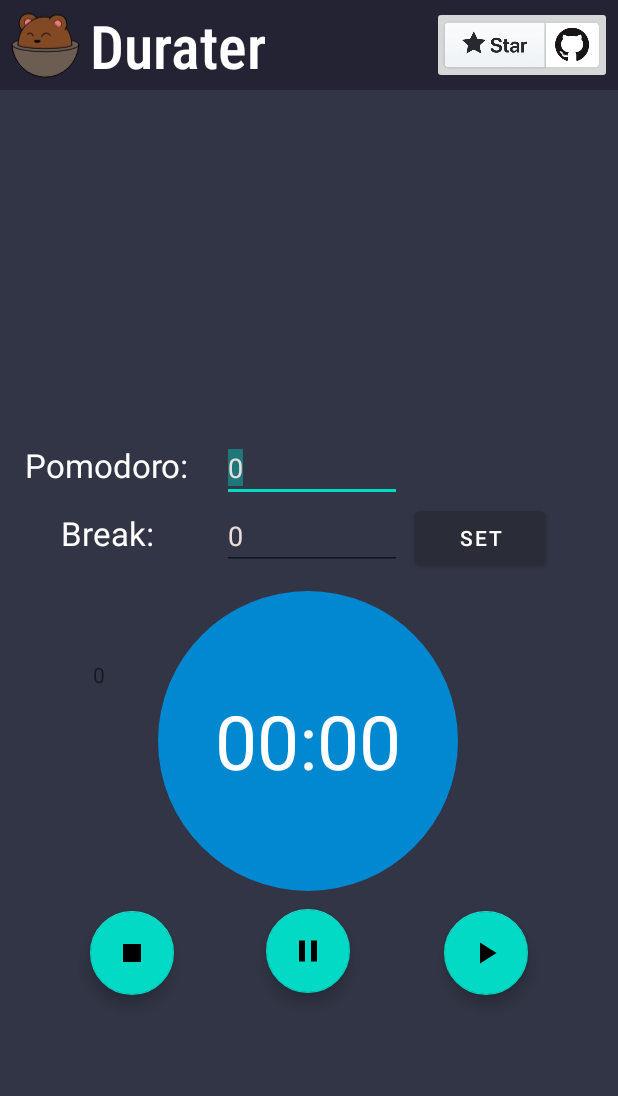
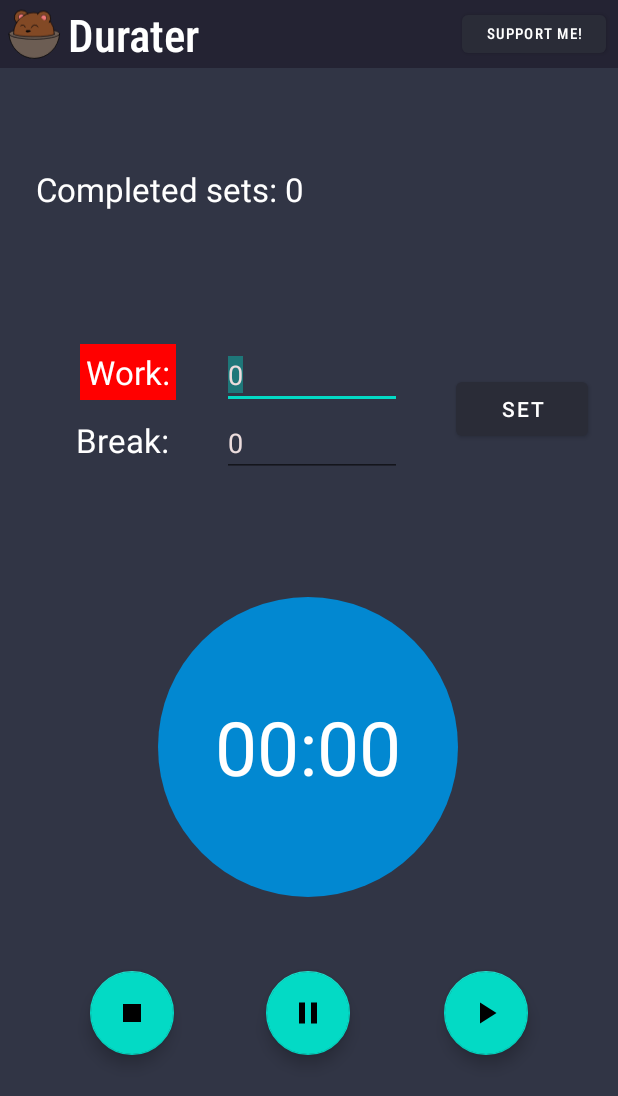
Before and after one commit to uday-sudo/durater, an Android app: the Pomodoro screen opened directly, with no data from a screen before it, after a tap on an icon or button, on a phone screen of 412 x 824 dp. Shown: the top 1096 px of the screen. Run offline under Robolectric (Android 15) with nearby library versions, the phone set to English and light mode, and no system bars.

Commit message:
Fixed so many issues

```diff
--- a/app/app/src/main/AndroidManifest.xml
+++ b/app/app/src/main/AndroidManifest.xml
@@ -14,12 +14,12 @@
         android:label="@string/app_name"
         android:roundIcon="@mipmap/ic_launcher_round"
         android:supportsRtl="true"
-        android:theme="@style/Theme.Durater"
+        android:theme="@style/GoodTheme"
         tools:targetApi="31">
         <service
             android:name=".ForegroundService"
             android:enabled="true"
-            android:exported="true"></service>
+            android:exported="true" />
         <service android:name=".CountDownService" />
         <activity
             android:name=".Todo"
--- a/app/app/src/main/java/com/example/durater/ForegroundService.kt
+++ b/app/app/src/main/java/com/example/durater/ForegroundService.kt
@@ -58,7 +58,7 @@ class ForegroundService : Service() {
         val notificationIntent = Intent(this, MainActivity::class.java)
         val pendingIntent = PendingIntent.getActivity(
             this,
-            0, notificationIntent, 0
+            0, notificationIntent, PendingIntent.FLAG_IMMUTABLE
         )
         val notification: Notification =
             Builder(this, CHANNEL_ID)
@@ -103,7 +103,7 @@ class ForegroundService : Service() {
 
     companion object {
         const val CHANNEL_ID = "ForegroundServiceChannel"
-        const val COUNTDOWN_BR = "ForegounrdService.countdown_br"
+        const val COUNTDOWN_BR = "ForegroundService.countdown_br"
 
     }
 }
--- a/app/app/src/main/java/com/example/durater/Pomodoro.kt
+++ b/app/app/src/main/java/com/example/durater/Pomodoro.kt
@@ -6,6 +6,9 @@ import android.app.NotificationManager
 import android.app.PendingIntent
 import android.content.*
 import android.content.pm.ActivityInfo
+import android.graphics.Color
+import android.media.MediaPlayer
+import android.net.Uri
 import android.os.Build
 import android.os.Bundle
 import android.os.PowerManager
@@ -42,6 +45,58 @@ class Pomodoro : AppCompatActivity() {
     lateinit var fab_stop : FloatingActionButton
     lateinit var fab_pause : FloatingActionButton
     lateinit var fab_play : FloatingActionButton
+    lateinit var supportButton : Button
+    var workMediaPlayer: MediaPlayer? = null
+    var breakMediaPlayer: MediaPlayer? = null
+
+    //val mediaPlayer = MediaPlayer()
+    //val play_audio_id = resources.getIdentifier("play.mp3", "raw", packageName)
+    //val work_audio_id = resources.getIdentifier("work.mp3", "raw", packageName)
+    // 1. Plays the water sound
+    fun wplaySound() {
+        if (workMediaPlayer == null) {
+            workMediaPlayer = MediaPlayer.create(this, R.raw.work_notify)
+            workMediaPlayer!!.isLooping = false
+            workMediaPlayer!!.start()
+        } else workMediaPlayer!!.start()
+    }
+
+    // 2. Pause playback
+    fun wpauseSound() {
+        if (workMediaPlayer?.isPlaying == true) workMediaPlayer?.pause()
+    }
+
+    // 3. Stops playback
+    fun wstopSound() {
+        if (workMediaPlayer != null) {
+            workMediaPlayer!!.stop()
+            workMediaPlayer!!.release()
+            workMediaPlayer = null
+        }
+    }
+
+    // 1. Plays the water sound
+    fun bplaySound() {
+        if (breakMediaPlayer == null) {
+            breakMediaPlayer = MediaPlayer.create(this, R.raw.break_notify)
+            breakMediaPlayer!!.isLooping = false
+            breakMediaPlayer!!.start()
+        } else breakMediaPlayer!!.start()
+    }
+
+    // 2. Pause playback
+    fun bpauseSound() {
+        if (breakMediaPlayer?.isPlaying == true) breakMediaPlayer?.pause()
+    }
+
+    // 3. Stops playback
+    fun bstopSound() {
+        if (breakMediaPlayer != null) {
+            breakMediaPlayer!!.stop()
+            breakMediaPlayer!!.release()
+            breakMediaPlayer = null
+        }
+    }
 
     private fun createNotificationChannel() {
         // Create the NotificationChannel, but only on API 26+ because
@@ -71,7 +126,12 @@ class Pomodoro : AppCompatActivity() {
         val notificationIntent = Intent(this, Pomodoro::class.java).apply {
             flags = Intent.FLAG_ACTIVITY_NEW_TASK or Intent.FLAG_ACTIVITY_CLEAR_TASK
         }
-        val pendingIntent: PendingIntent = PendingIntent.getActivity(this, 0, notificationIntent, 0)
+        val pendingIntent: PendingIntent = PendingIntent.getActivity(
+            this,
+            0,
+            notificationIntent,
+            PendingIntent.FLAG_IMMUTABLE
+        )
 
         val notification: Notification =
             NotificationCompat.Builder(this, channelId)
@@ -111,6 +171,9 @@ class Pomodoro : AppCompatActivity() {
         fab_stop = findViewById(R.id.fab_stop)
         fab_pause = findViewById(R.id.fab_pause)
         fab_play = findViewById(R.id.fab_play)
+        supportButton = findViewById(R.id.support)
+
+        Log.i("timerapp", "onCreate")
 
         //setSupportActionBar(toolbar)
         //supportActionBar?.setDisplayHomeAsUpEnabled(true)
@@ -119,7 +182,7 @@ class Pomodoro : AppCompatActivity() {
 
         window.addFlags(WindowManager.LayoutParams.FLAG_KEEP_SCREEN_ON)
 
-        textView_completed.setText(completed.toString())
+        textView_completed.setText("Completed sets: "+completed.toString())
 
         createNotificationChannel()
 
@@ -146,6 +209,13 @@ class Pomodoro : AppCompatActivity() {
         timer.breakTimer = savedBreakTimer
         timer.loadWorkTimer()
         textView_countdown.text = timer.displayTime()
+
+        //open buy me a coffee page
+        supportButton.setOnClickListener {
+            val openURL = Intent(Intent.ACTION_VIEW)
+            openURL.data = Uri.parse("https://www.buymeacoffee.com/uday101")
+            startActivity(openURL)
+        }
 
         fab_play.setOnClickListener {
 
@@ -262,6 +332,7 @@ class Pomodoro : AppCompatActivity() {
         super.onResume()
         Log.i("timerapp", "on resume")
         registerReceiver(br, IntentFilter(ForegroundService.COUNTDOWN_BR))
+        //handleCountDown(intent)
 
     }
 
@@ -300,6 +371,7 @@ class Pomodoro : AppCompatActivity() {
     }
 
 
+    /**
     override fun onBackPressed() {
         Log.i("timerapp", "on back button")
         val intent = Intent(Intent.ACTION_MAIN)
@@ -307,6 +379,7 @@ class Pomodoro : AppCompatActivity() {
         intent.flags = Intent.FLAG_ACTIVITY_NEW_TASK
         startActivity(intent)
     }
+    **/
 
     private fun startTimer() {
 
@@ -319,6 +392,11 @@ class Pomodoro : AppCompatActivity() {
                 if (!timer.isPause) {
                     timer.loadBreakTimer()
                 }
+                // Change the color of textview to reflect current workstate
+                textView_break.setBackgroundColor(Color.parseColor("#FF0000"))
+                textView_pomodoro.setBackgroundColor(Color.parseColor("#00000000"))
+                // Play notification sound
+                bplaySound()
 
             }
             WorkState.Work -> {
@@ -334,6 +412,10 @@ class Pomodoro : AppCompatActivity() {
                     Log.i("timerapp", "resume timer from  ${timer.displayTime()}")
                     makeToast("Resume with  ${timer.displayTime()}")
                 }
+                textView_break.setBackgroundColor(Color.parseColor("#00000000"))
+                textView_pomodoro.setBackgroundColor(Color.parseColor("#FF0000"))
+                // Play notification sound
+                wplaySound()
             }
         }
 
@@ -364,7 +446,7 @@ class Pomodoro : AppCompatActivity() {
                     WorkState.Work -> {
 
                         completed++
-                        textView_completed.setText(completed.toString())
+                        textView_completed.setText("Completed sets: "+ completed.toString())
                         sendNotification()
 
                         timer.workState = WorkState.Break
--- a/app/app/src/main/res/layout/action_bar.xml
+++ b/app/app/src/main/res/layout/action_bar.xml
@@ -3,14 +3,14 @@
     xmlns:app="http://schemas.android.com/apk/res-auto"
     xmlns:tools="http://schemas.android.com/tools"
     android:layout_width="match_parent"
-    android:layout_height="60dp"
+    android:layout_height="45dp"
     android:background="#242333"
     android:gravity="center_vertical">
 
     <ImageView
         android:id="@+id/imageView3"
-        android:layout_width="60dp"
-        android:layout_height="60dp"
+        android:layout_width="45dp"
+        android:layout_height="45dp"
         android:layout_weight="1"
         android:scaleType="fitEnd"
         app:layout_constraintBottom_toBottomOf="parent"
@@ -30,23 +30,23 @@
         android:gravity="center_vertical"
         android:text="Durater"
         android:textColor="#FFFFFF"
-        android:textSize="40dp"
+        android:textSize="30dp"
         app:layout_constraintBottom_toBottomOf="parent"
         app:layout_constraintStart_toEndOf="@+id/imageView3"
         app:layout_constraintTop_toTopOf="parent" />
 
-    <ImageButton
-        android:id="@+id/rateUs"
-        android:layout_width="120dp"
+    <Button
+        android:id="@+id/support"
+        android:layout_width="wrap_content"
         android:layout_height="match_parent"
         android:layout_marginTop="4dp"
-        android:layout_marginEnd="4dp"
+        android:layout_marginEnd="8dp"
         android:layout_marginBottom="4dp"
-        android:contentDescription="@string/RateUs"
-        android:scaleType="centerCrop"
+        android:fontFamily="sans-serif-condensed-medium"
+        android:text="Support me!"
+        android:textSize="10dp"
         app:layout_constraintBottom_toBottomOf="parent"
         app:layout_constraintEnd_toEndOf="parent"
-        app:layout_constraintTop_toTopOf="parent"
-        app:srcCompat="@drawable/star" />
+        app:layout_constraintTop_toTopOf="parent" />
 
 </androidx.constraintlayout.widget.ConstraintLayout>
--- a/app/app/src/main/res/layout/activity_main.xml
+++ b/app/app/src/main/res/layout/activity_main.xml
@@ -63,7 +63,7 @@
         android:paddingBottom="10dp"
         android:text="Message to display"
         android:textColor="#FFFFFF"
-        android:textSize="24sp"
+        android:textSize="18sp"
         app:layout_constraintBottom_toBottomOf="parent"
         app:layout_constraintEnd_toEndOf="parent"
         app:layout_constraintStart_toStartOf="parent" />
--- a/app/app/src/main/res/layout/activity_pomodoro.xml
+++ b/app/app/src/main/res/layout/activity_pomodoro.xml
@@ -17,11 +17,12 @@
         android:layout_width="wrap_content"
         android:layout_height="wrap_content"
         android:layout_marginStart="60dp"
+        android:layout_marginBottom="24dp"
         android:clickable="true"
         app:layout_constraintBottom_toBottomOf="parent"
         app:layout_constraintStart_toStartOf="parent"
         app:layout_constraintTop_toTopOf="parent"
-        app:layout_constraintVertical_bias="0.791"
+        app:layout_constraintVertical_bias="0.87"
         app:srcCompat="@drawable/ic_stop" />
 
     <com.google.android.material.floatingactionbutton.FloatingActionButton
@@ -29,35 +30,40 @@
         android:layout_width="wrap_content"
         android:layout_height="wrap_content"
         android:layout_marginEnd="60dp"
+        android:layout_marginBottom="24dp"
         android:clickable="true"
         app:layout_constraintBottom_toBottomOf="parent"
         app:layout_constraintEnd_toEndOf="parent"
         app:layout_constraintTop_toTopOf="parent"
-        app:layout_constraintVertical_bias="0.791"
+        app:layout_constraintVertical_bias="0.87"
         app:srcCompat="@drawable/ic_play" />
 
     <com.google.android.material.floatingactionbutton.FloatingActionButton
         android:id="@+id/fab_pause"
         android:layout_width="wrap_content"
         android:layout_height="wrap_content"
+        android:layout_marginBottom="24dp"
         android:clickable="true"
         app:layout_constraintBottom_toBottomOf="parent"
         app:layout_constraintEnd_toStartOf="@+id/fab_play"
         app:layout_constraintHorizontal_bias="0.495"
         app:layout_constraintStart_toEndOf="@+id/fab_stop"
         app:layout_constraintTop_toTopOf="parent"
-        app:layout_constraintVertical_bias="0.789"
+        app:layout_constraintVertical_bias="0.87"
         app:srcCompat="@drawable/ic_pause" />
 
     <TextView
         android:id="@+id/textView_pomodoro"
         android:layout_width="wrap_content"
         android:layout_height="wrap_content"
-        android:text="Pomodoro: "
+        android:layout_marginStart="8dp"
+        android:padding="4dp"
+        android:text="Work:"
         android:textColor="#FFFFFF"
         android:textSize="22sp"
         app:layout_constraintBaseline_toBaselineOf="@+id/editText_pomodoro"
         app:layout_constraintEnd_toStartOf="@+id/editText_pomodoro"
+        app:layout_constraintHorizontal_bias="0.6"
         app:layout_constraintStart_toStartOf="parent" />
 
     <EditText
@@ -72,18 +78,20 @@
         android:textColor="#ECDDDD"
         android:textColorHint="#939393"
         app:layout_constraintBottom_toTopOf="@+id/editText_break"
-        app:layout_constraintEnd_toEndOf="parent"
-        app:layout_constraintVertical_bias="0.846" />
+        app:layout_constraintEnd_toEndOf="parent" />
 
     <TextView
         android:id="@+id/textView_break"
         android:layout_width="wrap_content"
         android:layout_height="wrap_content"
+        android:layout_marginStart="8dp"
+        android:padding="4dp"
         android:text="Break: "
         android:textColor="#FFFFFF"
         android:textSize="22sp"
         app:layout_constraintBaseline_toBaselineOf="@+id/editText_break"
         app:layout_constraintEnd_toStartOf="@+id/editText_break"
+        app:layout_constraintHorizontal_bias="0.6"
         app:layout_constraintStart_toStartOf="parent" />
 
     <EditText
@@ -91,7 +99,6 @@
         android:layout_width="120dp"
         android:layout_height="wrap_content"
         android:layout_marginEnd="144dp"
-        android:layout_marginBottom="444dp"
         android:hint="Minutes"
         android:inputType="number"
         android:maxLength="3"
@@ -99,16 +106,19 @@
         android:textColor="#FFECDDDD"
         android:textColorHint="#A8A8A8"
         app:layout_constraintBottom_toBottomOf="parent"
-        app:layout_constraintEnd_toEndOf="parent" />
+        app:layout_constraintEnd_toEndOf="parent"
+        app:layout_constraintTop_toBottomOf="@+id/include3"
+        app:layout_constraintVertical_bias="0.31" />
 
     <Button
         android:id="@+id/button_set"
         android:layout_width="wrap_content"
         android:layout_height="wrap_content"
-        android:layout_marginEnd="48dp"
+        android:layout_marginStart="36dp"
         android:text="Set"
-        app:layout_constraintBaseline_toBaselineOf="@+id/editText_break"
-        app:layout_constraintEnd_toEndOf="parent" />
+        app:layout_constraintBottom_toBottomOf="@+id/editText_break"
+        app:layout_constraintStart_toEndOf="@+id/editText_pomodoro"
+        app:layout_constraintTop_toTopOf="@+id/editText_pomodoro" />
 
     <TextView
         android:id="@+id/textView_countdown"
@@ -125,19 +135,20 @@
         app:layout_constraintHorizontal_bias="0.497"
         app:layout_constraintStart_toStartOf="parent"
         app:layout_constraintTop_toBottomOf="@+id/editText_break"
-        app:layout_constraintVertical_bias="0.618"
+        app:layout_constraintVertical_bias="0.65"
         tools:text="05:00" />
 
     <TextView
         android:id="@+id/textView_completed"
         android:layout_width="wrap_content"
         android:layout_height="wrap_content"
-        android:layout_marginTop="60dp"
+        android:layout_marginStart="24dp"
+        android:layout_marginTop="66dp"
         android:text=""
-        app:layout_constraintEnd_toEndOf="parent"
-        app:layout_constraintHorizontal_bias="0.153"
+        android:textColor="#FFFFFF"
+        android:textSize="22sp"
         app:layout_constraintStart_toStartOf="parent"
-        app:layout_constraintTop_toBottomOf="@+id/editText_break"
+        app:layout_constraintTop_toBottomOf="@+id/include3"
         tools:text="0" />
 
 
--- a/app/app/src/main/res/values/themes.xml
+++ b/app/app/src/main/res/values/themes.xml
@@ -1,6 +1,6 @@
 <resources xmlns:tools="http://schemas.android.com/tools">
     <!-- Base application theme. -->
-    <style name="Theme.Durater" parent="Theme.MaterialComponents.DayNight.NoActionBar">
+    <style name="GoodTheme" parent="Theme.MaterialComponents.DayNight.NoActionBar">
         <!-- Primary brand color. -->
         <item name="colorPrimary">#2A2C37</item>
         <item name="colorPrimaryVariant">#242333</item>
```
Also changed, not shown: app/app/src/main/java/com/example/durater/MainActivity.kt (+9 -9 lines), app/app/src/main/java/com/example/durater/Todo.kt (+11 -0 lines), app/app/src/main/res/drawable/rounded_edittext.xml (+9 -2 lines), app/app/src/main/res/layout/activity_todo.xml (+5 -3 lines), app/app/src/main/res/layout/card_design.xml (+6 -4 lines), 4 other files.
